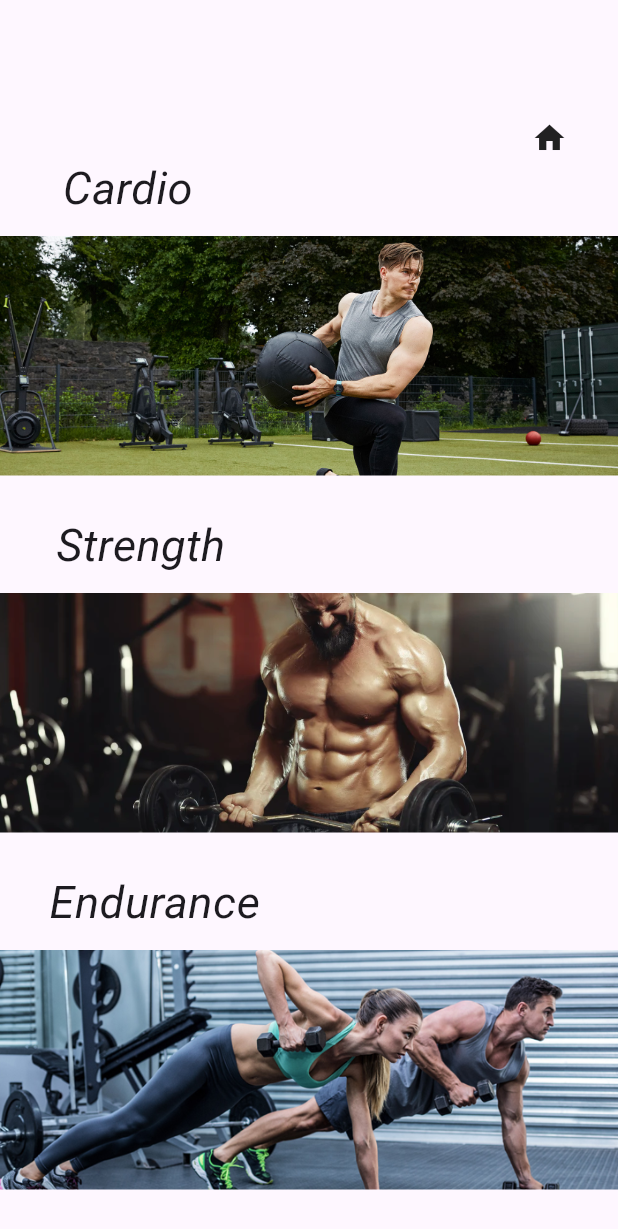
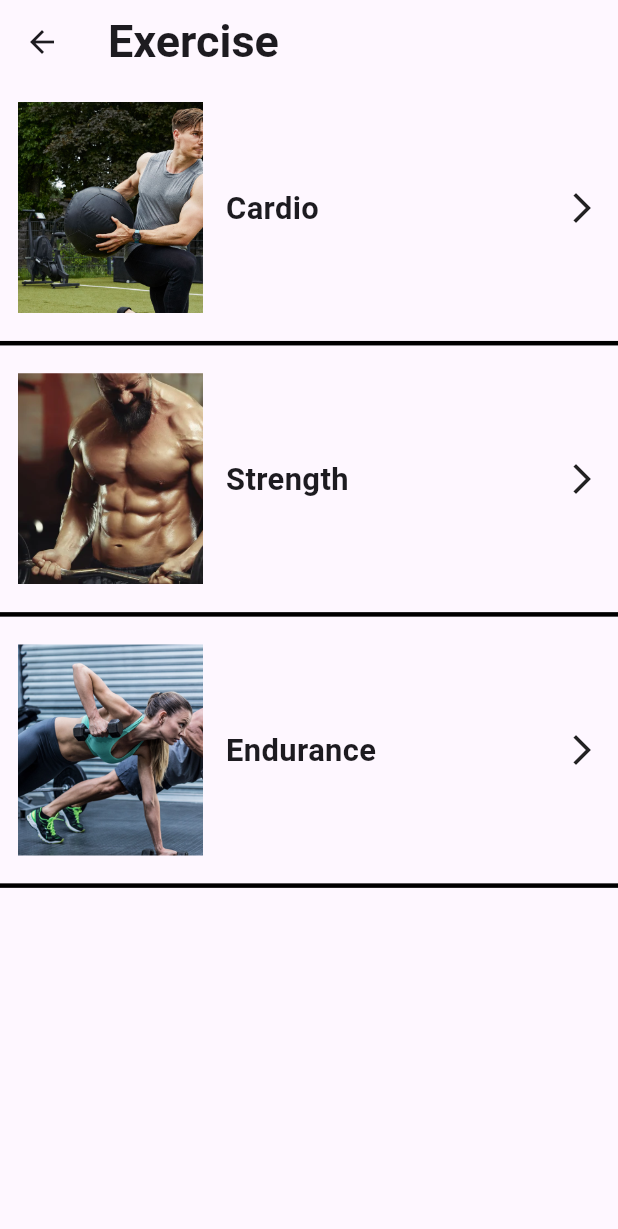
Before and after one commit to Project-Mobile-Sun-Palm/project-mobile, a Flutter app: the MenuScreen screen opened by its route, on a phone screen of 412 x 824 dp. Shown: the top 1229 px of the screen. Run offline on Flutter 3.47's test engine with Material 3 defaults, Android fonts, the light colour scheme and no system bars; our stand-ins replace cloud_firestore, firebase_auth, firebase_core, syncfusion_flutter_gauges; accounts and stored records are empty; network calls fail.

Commit message:
edit menu_card, menu_screen, adjust folder

```diff
--- a/lib/main.dart
+++ b/lib/main.dart
@@ -9,9 +9,9 @@ import 'views/calender_screen.dart';
 import 'views/sports/sports_screen.dart';
 import 'views/bmi_screen.dart';
 import 'views/menu/menu_screen.dart';
-import 'views/cardio_screen.dart';
-import 'views/strength_screen.dart';
-import 'views/endurance_screen.dart';
+import 'views/menu/course/cardio_screen.dart';
+import 'views/menu/course/strength_screen.dart';
+import 'views/menu/course/endurance_screen.dart';
 import 'views/setting_screen.dart';
 import 'package:firebase_core/firebase_core.dart';
 import 'package:project/main_page.dart';
@@ -44,7 +44,7 @@ void main() async {
   runApp(
     MaterialApp(
       title: "Project",
-      initialRoute: '/menu_screen',
+      initialRoute: '/login_screen',
       routes: {
         '/':(context) => const MainPage(),
         '/bottomnavbar':(context) => const BottomNavBar(),
--- a/lib/mainNGONGO.dart
+++ b/lib/mainNGONGO.dart
@@ -9,9 +9,9 @@ import 'views/calender_screen.dart';
 import 'views/sports/sports_screen.dart';
 import 'views/bmi_screen.dart';
 import 'views/menu/menu_screen.dart';
-import 'views/cardio_screen.dart';
-import 'views/strength_screen.dart';
-import 'views/endurance_screen.dart';
+import 'views/menu/course/cardio_screen.dart';
+import 'views/menu/course/strength_screen.dart';
+import 'views/menu/course/endurance_screen.dart';
 import 'views/setting_screen.dart';
 import 'package:firebase_core/firebase_core.dart';
 import 'package:project/main_page.dart';
--- /dev/null
+++ b/lib/views/menu/course/course_card.dart
@@ -0,0 +1,19 @@
+import 'package:flutter/material.dart';
+
+class CountCard extends StatelessWidget {
+  const CountCard({super.key});
+
+  @override
+  Widget build(BuildContext context) {
+    return const Placeholder();
+  }
+}
+//-------------------------------------------------------------------------------------
+class TimeCard extends StatelessWidget {
+  const TimeCard({super.key});
+
+  @override
+  Widget build(BuildContext context) {
+    return const Placeholder();
+  }
+}
--- a/lib/views/menu/menu_card.dart
+++ b/lib/views/menu/menu_card.dart
@@ -4,10 +4,28 @@ class MenuCard extends StatelessWidget {
   const MenuCard(
       {super.key,
       required this.pushName,
+      required this.courseName,
       required this.image});
 
   final String pushName;
   final String image;
+  final String courseName;
+
+  // @override
+  // Widget build(BuildContext context) {
+  //   return InkWell(
+  //     onTap: () {
+  //       Navigator.pushNamed(context, pushName);
+  //     },
+  //     child: SizedBox(
+  //       height: 160,
+  //       width: double.infinity,
+  //       child: ClipRRect(
+  //         child: Image.asset("assets/images/$image", fit: BoxFit.cover,),
+  //       ),
+  //     ),
+  //   );
+  // }
 
   @override
   Widget build(BuildContext context) {
@@ -15,13 +33,48 @@ class MenuCard extends StatelessWidget {
         onTap: () {
           Navigator.pushNamed(context, pushName);
         },
-      child: SizedBox(
-        height: 160,
-        width: double.infinity,
+        child: Column(
+          children: [
+            Container(
+              padding: const EdgeInsets.all(12),
+              height: MediaQuery.of(context).size.height * 0.2,
+              width: MediaQuery.of(context).size.width * 1.0,
+              child: Row(
+                mainAxisAlignment: MainAxisAlignment.start,
+                children: [
+                  SizedBox(
+                    height: MediaQuery.of(context).size.height * 0.2,
+                    width: MediaQuery.of(context).size.width * 0.3,
                     child: ClipRRect(
                       child: Image.asset("assets/images/$image", fit: BoxFit.cover,),
                     ),
                   ),
-    );
+                  const SizedBox(
+                    width: 15,
+                  ),
+                  Text(
+                    courseName,
+                    style: TextStyle(
+                        fontWeight: FontWeight.bold,
+                        fontSize: defineFont(courseName, context, 20)),
+                  ),
+                  new Spacer(),
+                  Icon(Icons.arrow_forward_ios),
+                ],
+              ),
+            ),
+            const Divider(
+              color: Colors.black,
+              thickness: 3,
+            ),
+          ],
+        ));
+  }
+
+  double defineFont(String message, var context, int defaultLenght) {
+    if (message.length < defaultLenght) {
+      return MediaQuery.of(context).size.width / defaultLenght;
+    }
+    return MediaQuery.of(context).size.width / (message.length);
   }
 }
--- a/lib/views/menu/menu_screen.dart
+++ b/lib/views/menu/menu_screen.dart
@@ -7,89 +7,124 @@ class MenuScreen extends StatelessWidget {
   @override
   Widget build(BuildContext context) {
     return Scaffold(
-      body: Column(
-        children: [
-          const SizedBox(
-            height: 80,
-          ),
-
-          Row(
-              mainAxisAlignment: MainAxisAlignment.spaceAround,
-              children: [
-                const Text("                         "),
-                const Text("                         "),
-                InkWell(
-                  onTap: () {
-                    Navigator.pushNamed(context, "/bottomnavbar");
-                  },
-                  child: const Icon(Icons.home),
-                )
-              ],
-            ),
-
-          const Row(
-            mainAxisAlignment: MainAxisAlignment.spaceAround,
-            children: [
-              Text("Cardio", style: TextStyle(fontSize: 30, fontStyle: FontStyle.italic),),
-              Text("          "),
-              Text("          "),
-            ],
-          ),
-
-          const SizedBox(
-            height: 10,
-          ),
-
-          const MenuCard(
-            pushName: "/cardio_screen",
-            image: "cardio.jpg"
-          ),
-
-          const SizedBox(
-            height: 25,
-          ),
-
-          const Row(
-            mainAxisAlignment: MainAxisAlignment.spaceAround,
-            children: [
-              Text("Strength", style: TextStyle(fontSize: 30, fontStyle: FontStyle.italic),),
-              Text("          "),
-              Text("          "),
-            ],
-          ),
-
-          const SizedBox(
-            height: 10,
-          ),
-
-          const MenuCard(
-            pushName: "/strength_screen",
-            image: "strength.jpg"
-          ),
-
-          const SizedBox(
-            height: 25,
-          ),
-
-          const Row(
-            mainAxisAlignment: MainAxisAlignment.spaceAround,
-            children: [
-              Text("Endurance", style: TextStyle(fontSize: 30, fontStyle: FontStyle.italic),),
-              Text("          "),
-              Text("          "),
-            ],
-          ),
-
-          const SizedBox(
-            height: 10,
-          ),
-
-          const MenuCard(
-            pushName: "/endurance_screen",
-            image: "endurance.png"
-          ),
-        ],
+      appBar: AppBar(
+        title: const Text(
+          "Exercise",
+          style: TextStyle(fontSize: 30, fontWeight: FontWeight.bold),
+        ),
+        // automaticallyImplyLeading: false,
+        // actions: [
+        //   IconButton(
+        //     onPressed: (){
+        //       Navigator.pushNamed(context, "/bottomnavbar");
+        //     },
+        //     icon: const Icon(Icons.home)
+        //   )
+        // ],
       ),
+      body: const SingleChildScrollView(
+        child: Column(
+          mainAxisAlignment: MainAxisAlignment.start,
+          children: [
+            MenuCard(pushName: '/cardio_screen', courseName: 'Cardio', image: 'cardio.jpg'),
+            MenuCard(pushName: '/strength_screen', courseName: 'Strength', image: 'strength.jpg'),
+            MenuCard(pushName: '/endurance_screen', courseName: 'Endurance', image: 'endurance.png'),
+          ],
+        ),
+      )
     );
   }
 }
+
+// class MenuScreen extends StatelessWidget {
+//   const MenuScreen({super.key});
+
+//   @override
+//   Widget build(BuildContext context) {
+//     return Scaffold(
+//       body: Column(
+//         children: [
+//           const SizedBox(
+//             height: 80,
+//           ),
+
+//           Row(
+//               mainAxisAlignment: MainAxisAlignment.spaceAround,
+//               children: [
+//                 const Text("                         "),
+//                 const Text("                         "),
+//                 InkWell(
+//                   onTap: () {
+//                     Navigator.pushNamed(context, "/bottomnavbar");
+//                   },
+//                   child: const Icon(Icons.home),
+//                 )
+//               ],
+//             ),
+
+//           const Row(
+//             mainAxisAlignment: MainAxisAlignment.spaceAround,
+//             children: [
+//               Text("Cardio", style: TextStyle(fontSize: 30, fontStyle: FontStyle.italic),),
+//               Text("          "),
+//               Text("          "),
+//             ],
+//           ),
+
+//           const SizedBox(
+//             height: 10,
+//           ),
+
+//           const MenuCard(
+//             pushName: "/cardio_screen",
+//             image: "cardio.jpg"
+//           ),
+
+//           const SizedBox(
+//             height: 25,
+//           ),
+
+//           const Row(
+//             mainAxisAlignment: MainAxisAlignment.spaceAround,
+//             children: [
+//               Text("Strength", style: TextStyle(fontSize: 30, fontStyle: FontStyle.italic),),
+//               Text("          "),
+//               Text("          "),
+//             ],
+//           ),
+
+//           const SizedBox(
+//             height: 10,
+//           ),
+
+//           const MenuCard(
+//             pushName: "/strength_screen",
+//             image: "strength.jpg"
+//           ),
+
+//           const SizedBox(
+//             height: 25,
+//           ),
+
+//           const Row(
+//             mainAxisAlignment: MainAxisAlignment.spaceAround,
+//             children: [
+//               Text("Endurance", style: TextStyle(fontSize: 30, fontStyle: FontStyle.italic),),
+//               Text("          "),
+//               Text("          "),
+//             ],
+//           ),
+
+//           const SizedBox(
+//             height: 10,
+//           ),
+
+//           const MenuCard(
+//             pushName: "/endurance_screen",
+//             image: "endurance.png"
+//           ),
+//         ],
+//       ),
+//     );
+//   }
+// }
--- a/lib/views/sports/sports_screen.dart
+++ b/lib/views/sports/sports_screen.dart
@@ -8,32 +8,17 @@ class SportsScreen extends StatelessWidget {
   Widget build(BuildContext context) {
     return Scaffold(
       resizeToAvoidBottomInset: true,
-      // appBar: AppBar(
-      //   title: const Text(
-      //     '\n\nSports',
-      //     style: TextStyle(fontWeight: FontWeight.bold),
-      //   ),
-      //   primary: false,
-      // ),
+      appBar: AppBar(
+        title: const Text(
+          "Sport",
+          style: TextStyle(fontSize: 30, fontWeight: FontWeight.bold),
+        ),
+        automaticallyImplyLeading: false,
+      ),
       body: SingleChildScrollView(
           child: Column(
         mainAxisAlignment: MainAxisAlignment.start,
         children: [
-          SizedBox(
-            height: 60,
-          ),
-          Row(
-            mainAxisAlignment: MainAxisAlignment.start,
-            children: [
-              Text("    Sports", style: TextStyle(
-                fontSize: 27,
-                fontWeight: FontWeight.bold
-              ),)
-          ],),
-          SizedBox(
-            height: 10,
-          ),
-
           Container(
             height: 55,
             width: 370,
```
Also changed, not shown: lib/views/menu/course/cardio_screen.dart (renamed from lib/views/cardio_screen.dart), lib/views/menu/course/endurance_screen.dart (renamed from lib/views/endurance_screen.dart), lib/views/menu/course/strength_screen.dart (renamed from lib/views/strength_screen.dart). Lines whose indentation alone changed are shown as unchanged.
